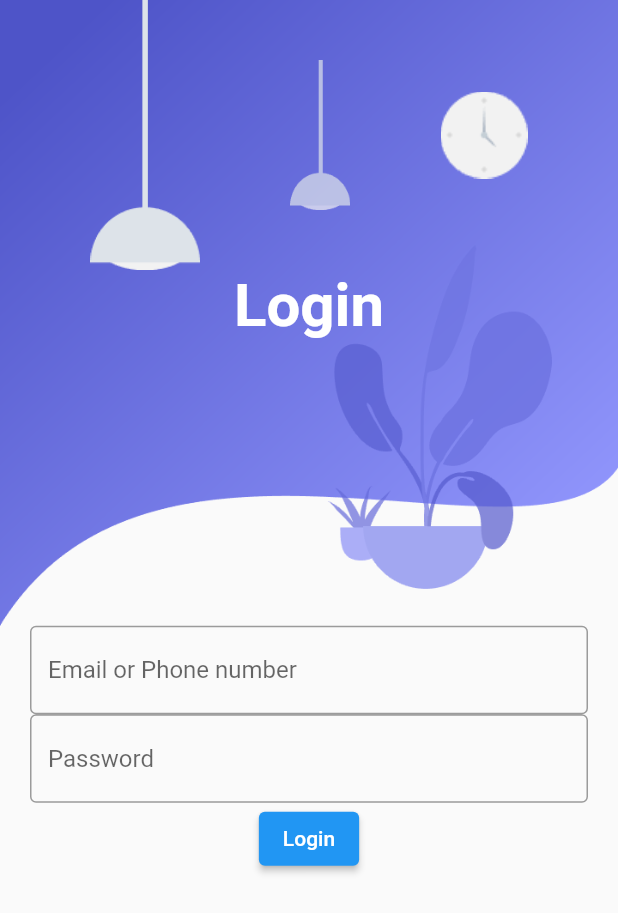
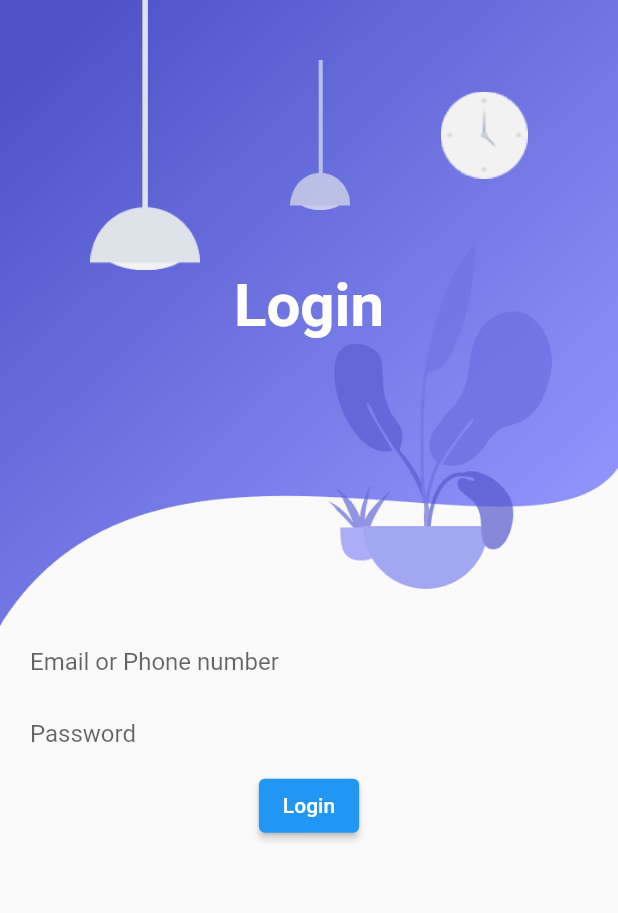
Before and after one commit to NeloverWAburas/LogInRepo, a Flutter app: the screen it shows after launch, on a phone screen of 412 x 824 dp. Shown: the top 913 px of the screen. Run offline on Flutter 3.47's test engine with Material 2 defaults, Android fonts, the phone set to English and light mode, and no system bars.

```diff
--- a/lib/screens/login_screen.dart
+++ b/lib/screens/login_screen.dart
@@ -45,16 +45,22 @@ class LoginScreen extends StatelessWidget {
               TextFormField(
                 decoration: InputDecoration(
                   hintText: "Email or Phone number",
-                  border: OutlineInputBorder(),
+                  border: InputBorder.none,
                 ),
               ),
               TextFormField(
                 decoration: InputDecoration(
                   hintText: "Password",
-                  border: OutlineInputBorder(),
+                  border: InputBorder.none,
                 ),
               ),
-              ElevatedButton(onPressed: (){}, child: Text("Login")),
+              ElevatedButton(
+                onPressed: () {},
+                child: Text("Login"),
+                style: ButtonStyle(
+
+                ),
+              ),
             ]),
           ),
         )
```
Also changed, not shown: 1 other file.
